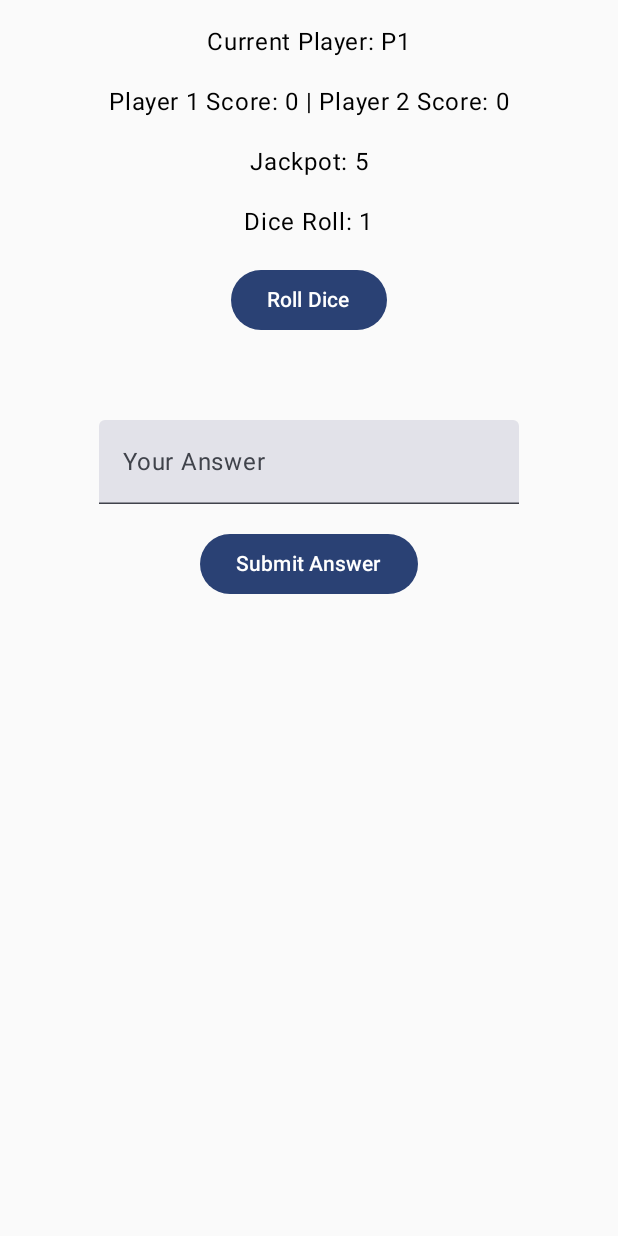
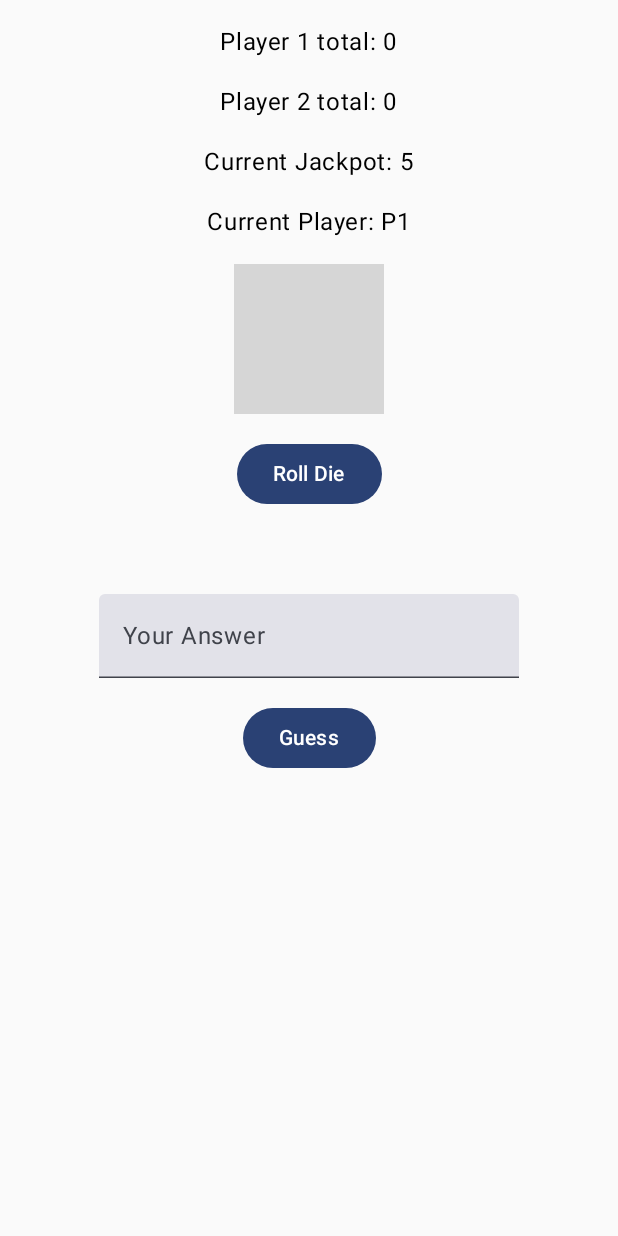
Before and after one commit to ammahith/DiceGame, an Android app built with Jetpack Compose: the screen it shows after launch (MainActivity), on a phone screen of 412 x 824 dp. Run offline under Robolectric (Android 15) with nearby library versions, the phone set to English and light mode, and no system bars; grey boxes are pictures that could not be loaded.

Commit message:
added mathmatical logics and other features

```diff
--- a/app/src/main/java/com/example/dicegame/MainActivity.kt
+++ b/app/src/main/java/com/example/dicegame/MainActivity.kt
@@ -3,15 +3,18 @@ package com.example.dicegame
 import android.os.Bundle
 import androidx.activity.ComponentActivity
 import androidx.activity.compose.setContent
+import androidx.compose.foundation.Image
 import androidx.compose.foundation.layout.*
 import androidx.compose.material3.*
 import androidx.compose.runtime.*
 import androidx.compose.ui.Alignment
 import androidx.compose.ui.Modifier
+import androidx.compose.ui.res.painterResource
 import androidx.compose.ui.text.input.TextFieldValue
-import androidx.compose.ui.tooling.preview.Preview
 import androidx.compose.ui.unit.dp
 import com.example.dicegame.ui.theme.DiceGameTheme
+import androidx.compose.ui.tooling.preview.Preview
+
 import kotlin.random.Random
 
 class MainActivity : ComponentActivity() {
@@ -48,17 +51,24 @@ fun DiceGameScreen() {
         horizontalAlignment = Alignment.CenterHorizontally,
         verticalArrangement = Arrangement.spacedBy(16.dp)
     ) {
-        // Display current game state
+        // Player scores and jackpot
+        Text(text = "Player 1 total: $player1Score")
+        Text(text = "Player 2 total: $player2Score")
+        Text(text = "Current Jackpot: $jackpot")
+
+        // Current player
         Text(text = "Current Player: P$currentPlayer")
-        Text(text = "Player 1 Score: $player1Score | Player 2 Score: $player2Score")
-        Text(text = "Jackpot: $jackpot")
-        Text(text = "Dice Roll: $currentDiceRoll")
+
+        // Dice image
+        Image(
+            painter = painterResource(id = getDiceImage(currentDiceRoll)),
+            contentDescription = "Dice Roll",
+            modifier = Modifier.size(100.dp)
+        )
 
         // Button to roll the dice
         Button(onClick = {
-            // Roll the dice
             currentDiceRoll = Random.nextInt(1, 7)
-
             when (currentDiceRoll) {
                 1 -> {
                     num1 = Random.nextInt(0, 100)
@@ -96,13 +106,11 @@ fun DiceGameScreen() {
                 }
             }
         }) {
-            Text(text = "Roll Dice")
+            Text(text = "Roll Die")
         }
 
-        // Display feedback
+        // Math problem and answer input
         Text(text = message)
-
-        // TextField for player's answer
         if (currentDiceRoll in 1..4 || currentDiceRoll == 6) {
             TextField(
                 value = playerAnswer,
@@ -110,41 +118,31 @@ fun DiceGameScreen() {
                 label = { Text("Your Answer") }
             )
             Button(onClick = {
-                // Validate the answer
                 val answer = playerAnswer.text.toIntOrNull()
                 if (answer == correctAnswer) {
                     message = "Correct!"
-                    if (currentDiceRoll == 4) { // Double points
-                        if (currentPlayer == 1) player1Score += currentDiceRoll * 2
-                        else player2Score += currentDiceRoll * 2
-                    } else if (currentDiceRoll == 6) { // Jackpot
-                        if (currentPlayer == 1) player1Score += jackpot
-                        else player2Score += jackpot
-                        jackpot = 5 // Reset jackpot
-                    } else { // Regular points
-                        if (currentPlayer == 1) player1Score += currentDiceRoll
-                        else player2Score += currentDiceRoll
-                    }
+                    if (currentPlayer == 1) player1Score += currentDiceRoll else player2Score += currentDiceRoll
                 } else {
-                    message = "Wrong! Points added to jackpot."
+                    message = "Wrong! Jackpot increases."
                     jackpot += currentDiceRoll
                 }
-
-                // Clear answer and switch turn
                 playerAnswer = TextFieldValue("")
-                if (player1Score >= 20 || player2Score >= 20) {
-                    message = if (player1Score >= 20) "Player 1 Wins!" else "Player 2 Wins!"
-                    player1Score = 0
-                    player2Score = 0
-                    jackpot = 5
-                    currentPlayer = 1
-                } else {
-                    currentPlayer = if (currentPlayer == 1) 2 else 1
-                }
+                currentPlayer = if (currentPlayer == 1) 2 else 1
             }) {
-                Text("Submit Answer")
+                Text("Guess")
             }
         }
+    }
+}
+
+fun getDiceImage(roll: Int): Int {
+    return when (roll) {
+        1 -> R.drawable.die1
+        2 -> R.drawable.die2
+        3 -> R.drawable.die3
+        4 -> R.drawable.die4
+        5 -> R.drawable.die5
+        else -> R.drawable.die6
     }
 }
 
```
